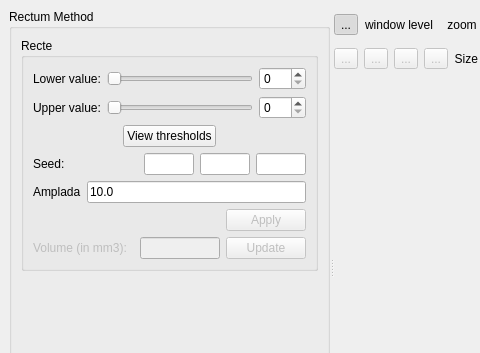
The window that starviewer/src/extensions/playground/rectumsegmentation/qrectumsegmentationextensionbase.ui (starviewer-medical/starviewer) describes before a commit, drawn with Qt 5; both pictures show x 0 to 480 and y 0 to 353 of the 903 by 533 pixel window.
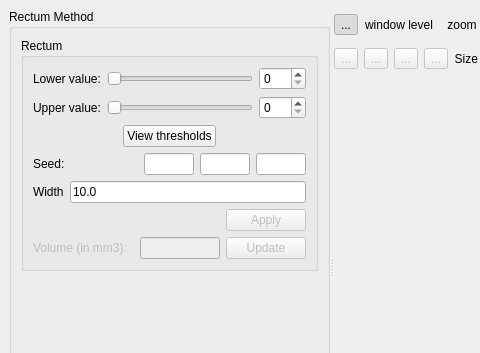
The same window after the commit. Icons and pictures are not drawn. Custom widgets are drawn as their Qt base class.

```diff
--- a/starviewer/src/extensions/playground/rectumsegmentation/qrectumsegmentationextensionbase.ui
+++ b/starviewer/src/extensions/playground/rectumsegmentation/qrectumsegmentationextensionbase.ui
@@ -50,7 +50,7 @@
           <item>
            <widget class="QGroupBox" name="m_strokeGroupBox" >
             <property name="title" >
-             <string>Recte</string>
+             <string>Rectum</string>
             </property>
             <layout class="QVBoxLayout" >
              <property name="margin" >
@@ -276,7 +276,7 @@
                <item>
                 <widget class="QLabel" name="m_multiplierLabel" >
                  <property name="text" >
-                  <string>Amplada</string>
+                  <string>Width</string>
                  </property>
                 </widget>
                </item>
```
Left out of the diff: 298 changed lines with no effect on the pictures.
